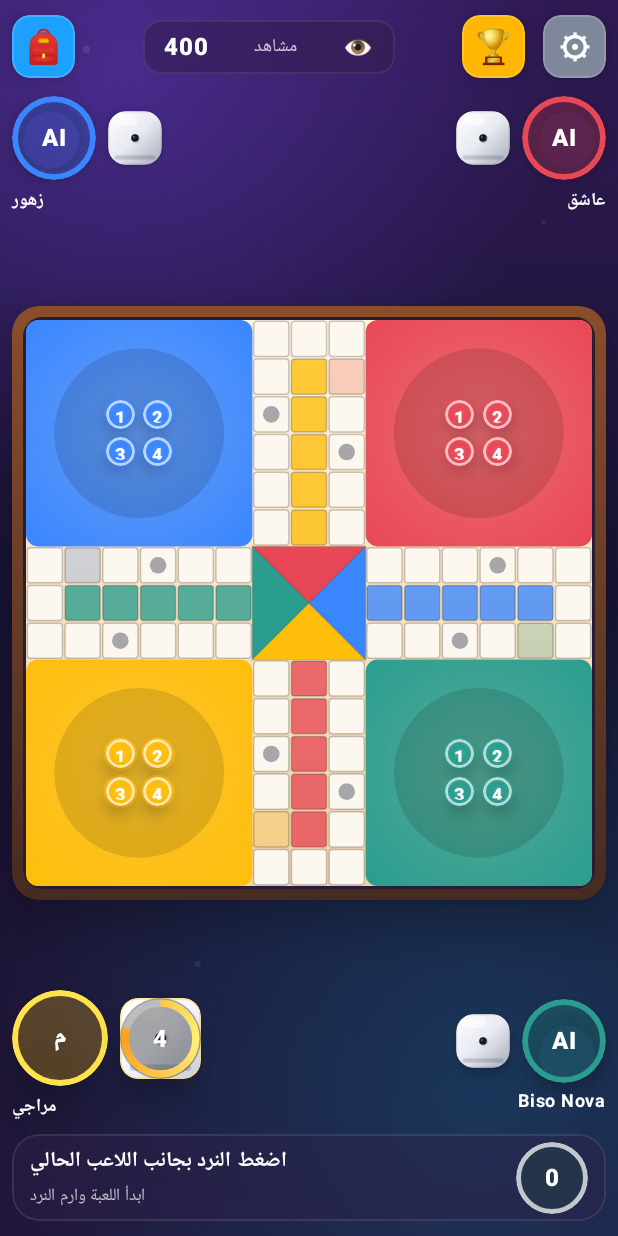
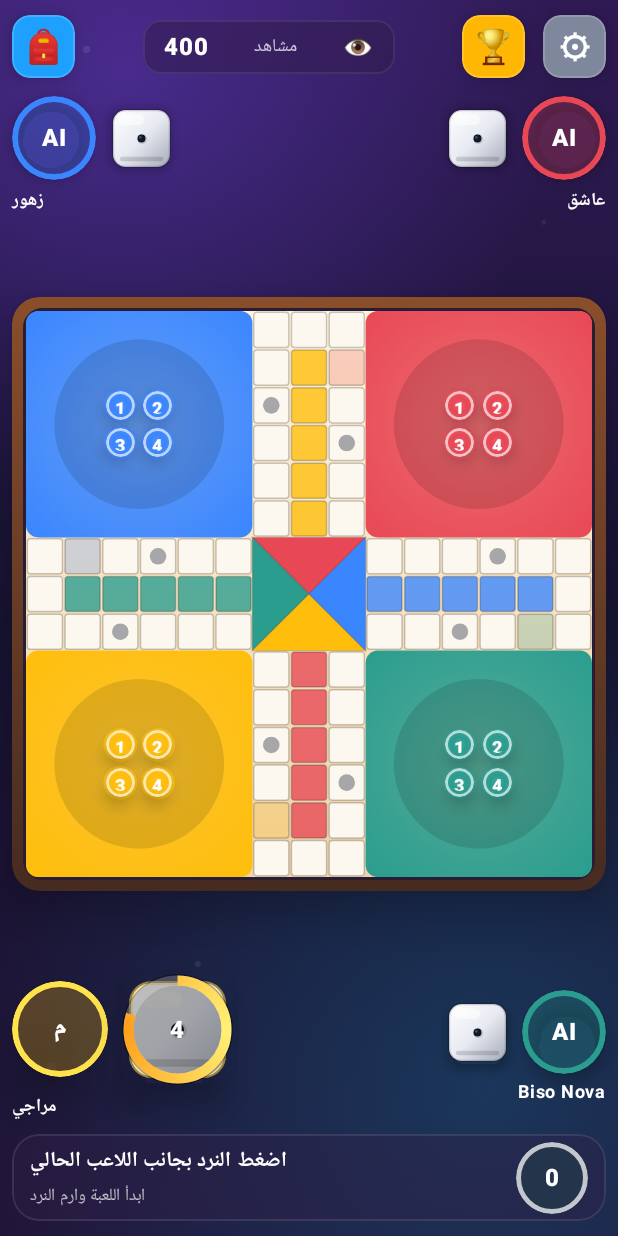
Before and after one commit to hamza2234/New, an Android app built with Jetpack Compose: the screen it shows after launch (MainActivity), after a tap on "ابدأ", on a phone screen of 412 x 824 dp. Run offline under Robolectric (Android 15) with nearby library versions, the phone set to English and light mode, and no system bars; 3 other taps on this screen came first.

```diff
--- a/app/src/main/java/com/example/ludo/LudoScreen.kt
+++ b/app/src/main/java/com/example/ludo/LudoScreen.kt
@@ -199,7 +199,13 @@ fun LudoScreen(
                 delay(90)
                 val snapshot = state
                 val pieceId = engine.chooseBotPiece(snapshot) ?: snapshot.availablePieceIds.minOrNull()
-                state = pieceId?.let { playPieceMove(snapshot, it) } ?: engine.skipTurn(snapshot)
+                if (pieceId == null) {
+                    state = engine.skipTurn(snapshot)
+                } else {
+                    scope.launch {
+                        state = playPieceMove(snapshot, pieceId)
+                    }
+                }
             } else {
                 for (remaining in 8 downTo 1) {
                     moveCountdown = remaining
@@ -208,7 +214,13 @@ fun LudoScreen(
                 moveCountdown = 0
                 val snapshot = state
                 val pieceId = snapshot.availablePieceIds.minOrNull()
-                state = pieceId?.let { playPieceMove(snapshot, it) } ?: engine.skipTurn(snapshot)
+                if (pieceId == null) {
+                    state = engine.skipTurn(snapshot)
+                } else {
+                    scope.launch {
+                        state = playPieceMove(snapshot, pieceId)
+                    }
+                }
             }
         } else {
             moveCountdown = 0
@@ -840,29 +852,28 @@ private fun SeatDiceTimer(
     )
     Box(
         modifier = Modifier
-            .size(if (isActive) 54.dp else 36.dp)
+            .size(if (isActive) 76.dp else 44.dp)
             .shadow(if (isActive) 12.dp else 4.dp, RoundedCornerShape(12.dp))
-            .graphicsLayer(
-                rotationZ = animatedSpin,
-                rotationY = animatedSpin % 42f,
-                rotationX = (animatedSpin * 0.45f) % 28f,
-                scaleX = if (isDiceRolling) 1.04f else 1f,
-                scaleY = if (isDiceRolling) 1.04f else 1f,
-            )
-            .clip(RoundedCornerShape(12.dp))
             .clickable(enabled = enabled, onClick = onClick),
         contentAlignment = Alignment.Center,
     ) {
         DiceFace(
             value = displayedDice,
             active = isActive,
-            modifier = Modifier.fillMaxSize(),
+            modifier = Modifier
+                .size(if (isActive) 62.dp else 38.dp)
+                .graphicsLayer(
+                    rotationZ = animatedSpin,
+                    translationY = if (isDiceRolling) -5f else 0f,
+                    scaleX = if (isDiceRolling) 1.08f else 1f,
+                    scaleY = if (isDiceRolling) 1.08f else 1f,
+                ),
         )
         if (countdown > 0 && isActive) {
             CountdownClock(
                 remaining = countdown,
                 total = countdownTotal,
-                modifier = Modifier.matchParentSize(),
+                modifier = Modifier.size(74.dp),
             )
         }
     }
```
Also changed, not shown: 1 other file.
